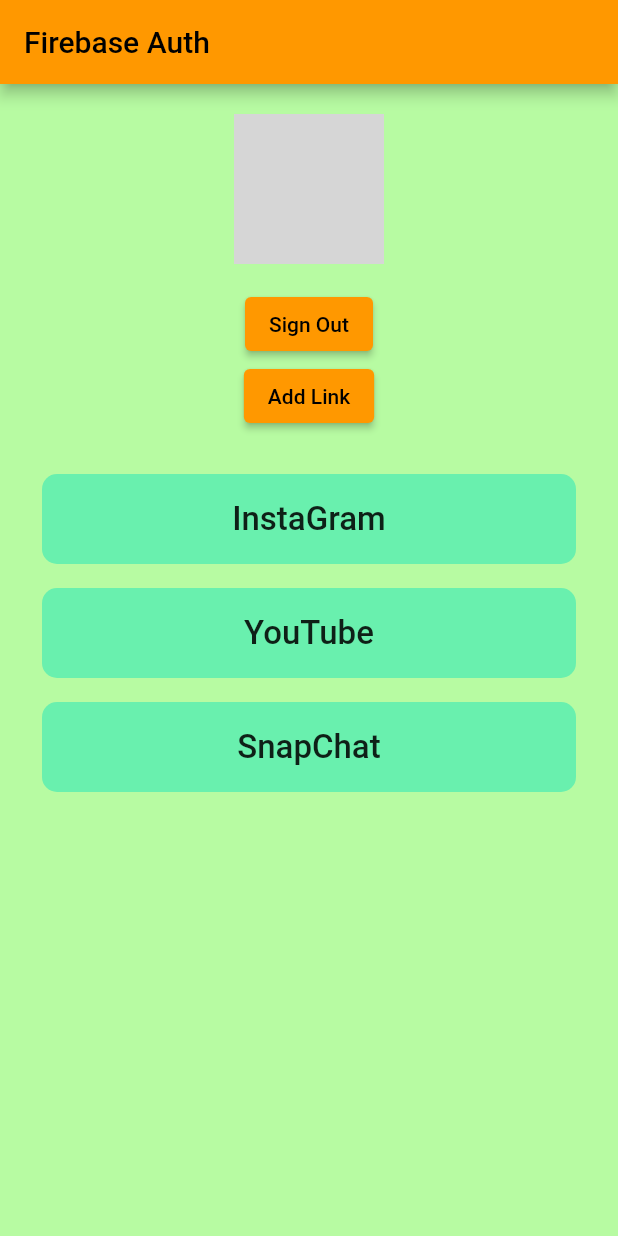
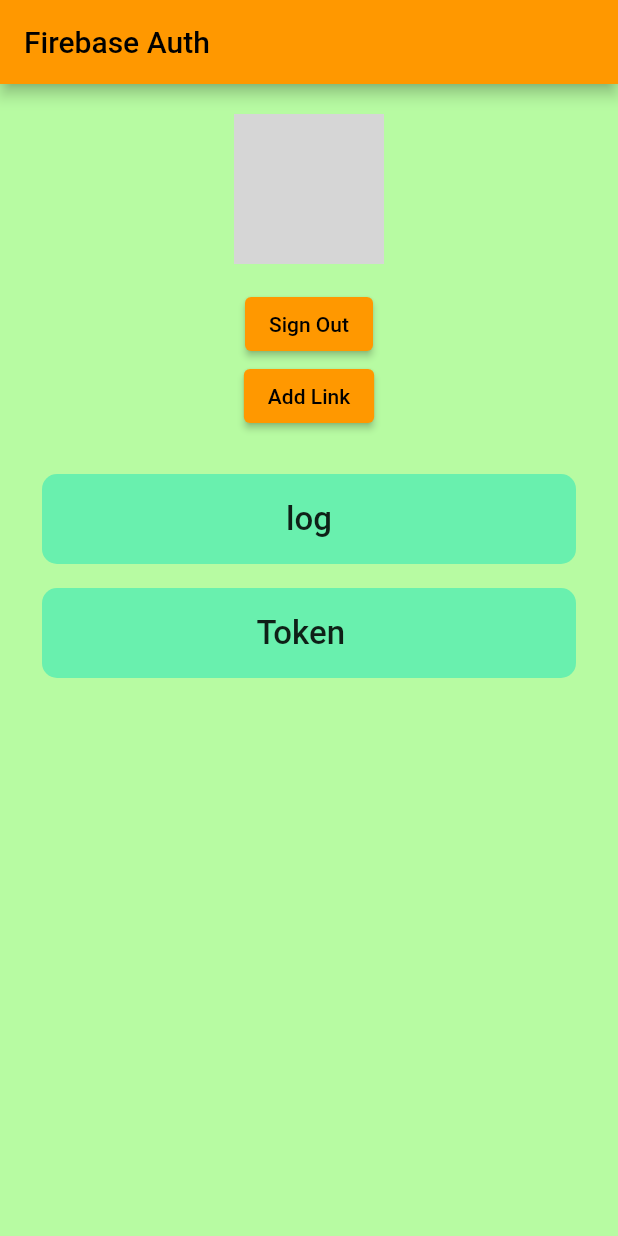
Before and after one commit to kumodkumaryadav/firebase_auth, a Flutter app: the screen it shows once a user with an empty profile is signed in, after a tap on "Sign Out", on a phone screen of 412 x 824 dp. Run offline on Flutter 3.47's test engine with Material 2 defaults, Android fonts, the phone set to English and light mode, and no system bars; our stand-ins replace firebase_auth, firebase_core, google_sign_in; accounts and stored records are empty; network calls fail; grey boxes are pictures that could not be loaded.

Commit message:
token mthod added

```diff
--- a/lib/auth.dart
+++ b/lib/auth.dart
@@ -6,19 +6,25 @@ class Auth {
 final FirebaseAuth _firebaseAuth=FirebaseAuth.instance;
 User? get currentUser=> _firebaseAuth.currentUser;
 Stream<User?> get authStateChanges=>_firebaseAuth.authStateChanges();
+
+//method for signing via EmailPassword
 Future<void> signInWithEmailAndPassword({
   required String email,
   required String password,
 
 }) async{
-  await _firebaseAuth.signInWithEmailAndPassword(email: email, password: password);
+  await _firebaseAuth.signInWithEmailAndPassword(email: email, password: password, );
 }
+
+//method for signUp via email password
 Future<void> createUserWithEmailAndPassword({
   required String email,
   required String password
 }) async{
   await _firebaseAuth.createUserWithEmailAndPassword(email: email, password: password);
 }
+
+//method for signing via direct google
 Future signInWithGoogle()async{
   final GoogleSignInAccount? googleUser= await GoogleSignIn(
     scopes: <String> ["email"]).signIn();
@@ -28,6 +34,15 @@ Future signInWithGoogle()async{
   idToken: googleAuth.idToken);
   return await FirebaseAuth.instance.signInWithCredential(credential);
 }
+//method for getting token
+Future<String?> getDeviceToken() async {
+  String? token;
+   await currentUser!.getIdTokenResult().then((result){
+      token=result.token.toString();
+    });
+    return  token;
+}
+//method for signOut
 Future<void> signOut() async{
   await _firebaseAuth.signOut();
 }
--- a/lib/home_page.dart
+++ b/lib/home_page.dart
@@ -3,10 +3,29 @@ import 'package:flutter/material.dart';
 
 import 'auth.dart';
 
-class HomePage extends StatelessWidget {
-  HomePage({super.key});
+class HomePage extends StatefulWidget {
+  const HomePage({super.key});
 
+  @override
+  State<HomePage> createState() => _HomePageState();
+}
+
+class _HomePageState extends State<HomePage> {
   final User? user = Auth().currentUser;
+  String token = '';
+  //why we need this method ? since we can not call future function directly in to the inItState
+  getToken()async{
+     token = await Auth().getDeviceToken() ?? '';
+    setState(() {
+    });
+  }
+  @override
+  initState(){
+    getToken();
+    super.initState();
+
+
+  }
 
   Future<void> signOut() async {
     await Auth().signOut();
@@ -27,12 +46,17 @@ class HomePage extends StatelessWidget {
     );
   }
 
+  Widget _userToken(){
+    return Text(user!.getIdToken() as String);
+  }
+
   Widget _signOutButton() {
     return ElevatedButton(
       onPressed: signOut,
       child: const Text('Sign Out'),
     );
   }
+
   Widget _shaveUrlButton(){
     return ElevatedButton(
       style: ElevatedButton.styleFrom(
@@ -96,7 +120,7 @@ class HomePage extends StatelessWidget {
             },
           );
         },
-        child: Text("Add Link"));
+        child:const Text("Add Link"));
   }
 
   Widget _linkSection(String title) {
@@ -105,7 +129,7 @@ class HomePage extends StatelessWidget {
       child: Container(
         height: 60,
         width: double.infinity,
-        decoration: BoxDecoration(
+        decoration:const BoxDecoration(
           color: Colors.greenAccent,
           borderRadius: BorderRadius.all(
             Radius.circular(10),
@@ -114,27 +138,25 @@ class HomePage extends StatelessWidget {
         child: Center(
             child: Text(
           title,
-          style: TextStyle(fontSize: 22, fontWeight: FontWeight.w500),
+          style:const TextStyle(fontSize: 22, fontWeight: FontWeight.w500),
         )),
       ),
     );
   }
 
   // Widget AddLinkWidget(){
-  //   return  BottomSheet(onClosing: onClosing, builder: builder);
-  // }
-
   @override
   Widget build(BuildContext context) {
+
     return Scaffold(
       appBar: AppBar(
         title: _title(),
       ),
-      body: Container(
-        color: Color.fromARGB(94, 68, 252, 12),
+      body:  Container(
+        color: const Color.fromARGB(94, 68, 252, 12),
         height: double.infinity,
         width: double.infinity,
-        padding: EdgeInsets.all(20),
+        padding:const EdgeInsets.all(20),
         child: Column(
           crossAxisAlignment: CrossAxisAlignment.center,
           mainAxisAlignment: MainAxisAlignment.start,
@@ -143,13 +165,19 @@ class HomePage extends StatelessWidget {
             _userUid(),
             _signOutButton(),
             _addLinkButton(context),
-            SizedBox(
+          const  SizedBox(
               height: 20,
             ),
-            _linkSection("InstaGram"),
-            _linkSection("YouTube"),
-            _linkSection("SnapChat"),
-            // _linkSection("SnapChat"),
+            // _linkSection("InstaGram"),
+            // _linkSection("YouTube"),
+
+            InkWell(
+
+              child: _linkSection("log"),
+              onTap: (){
+
+              }),
+            _linkSection("Token $token "),
             // _linkSection("SnapChat"),
             // _linkSection("SnapChat"),
           ],
--- a/lib/loginscreen.dart
+++ b/lib/loginscreen.dart
@@ -22,16 +22,16 @@ class _LoginPageState extends State<LoginPage> {
 
   final TextEditingController _controllerPassword = TextEditingController();
   //method for sign in with email and password
-  Future<void> signInWithEmailAndPassword() async {
-    try {
-      await Auth().signInWithEmailAndPassword(
-          email: _controllerEmail.text, password: _controllerPassword.text);
-    } on FirebaseAuthException catch (e) {
-      setState(() {
-        errorMessage = e.message;
-      });
-    }
-  }
+  // Future<void> signInWithEmailAndPassword() async {
+  //   try {
+  //     await Auth().signInWithEmailAndPassword(
+  //         email: _controllerEmail.text, password: _controllerPassword.text);
+  //   } on FirebaseAuthException catch (e) {
+  //     setState(() {
+  //       errorMessage = e.message;
+  //     });
+  //   }
+  // }
 
   //method for creating user and password
   Future<void> createUserWithEmailAndPassword() async {
@@ -68,8 +68,8 @@ class _LoginPageState extends State<LoginPage> {
   Widget _submitButton() {
     return ElevatedButton(
         onPressed: isLogin
-            ? signInWithEmailAndPassword
-            : createUserWithEmailAndPassword,
+            ? () => Auth().signInWithEmailAndPassword(email: _controllerEmail.text, password: _controllerPassword.text)
+            : () => Auth().createUserWithEmailAndPassword(email: _controllerEmail.text, password: _controllerPassword.text),
         child: Text(isLogin ? "Logn" : "Register"));
   }
 
--- a/lib/main.dart
+++ b/lib/main.dart
@@ -4,8 +4,9 @@ import 'package:flutter/material.dart';
 
 Future<void>  main() async{
   WidgetsFlutterBinding.ensureInitialized();
+  //initnializong firebase to the project before running
   await Firebase.initializeApp();
-  runApp( MyApp());
+  runApp( const MyApp());
 }
 class MyApp extends StatelessWidget {
   const MyApp({super.key});
--- a/pubspec.yaml
+++ b/pubspec.yaml
@@ -39,6 +39,7 @@ dependencies:
   firebase_core: ^2.4.1
   firebase_auth: ^4.2.5
   google_sign_in: ^5.4.4
+  firebase_messaging: ^14.6.5
 
 dev_dependencies:
   flutter_test:
```
Also changed, not shown: pubspec.lock, 4 other files.
